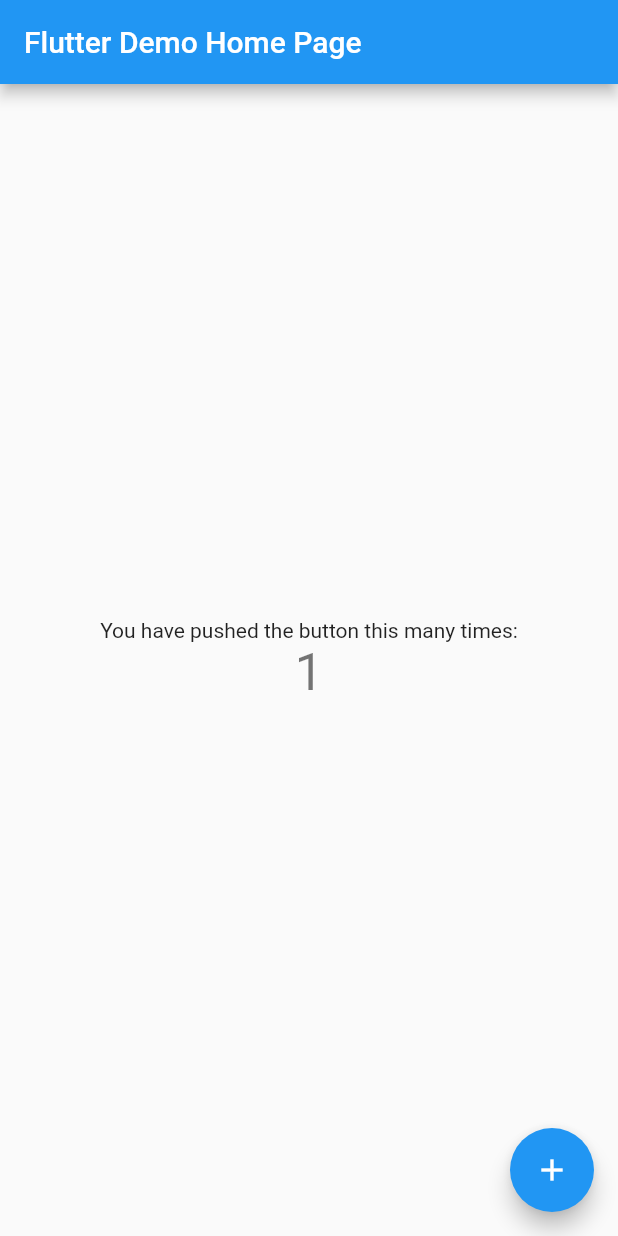
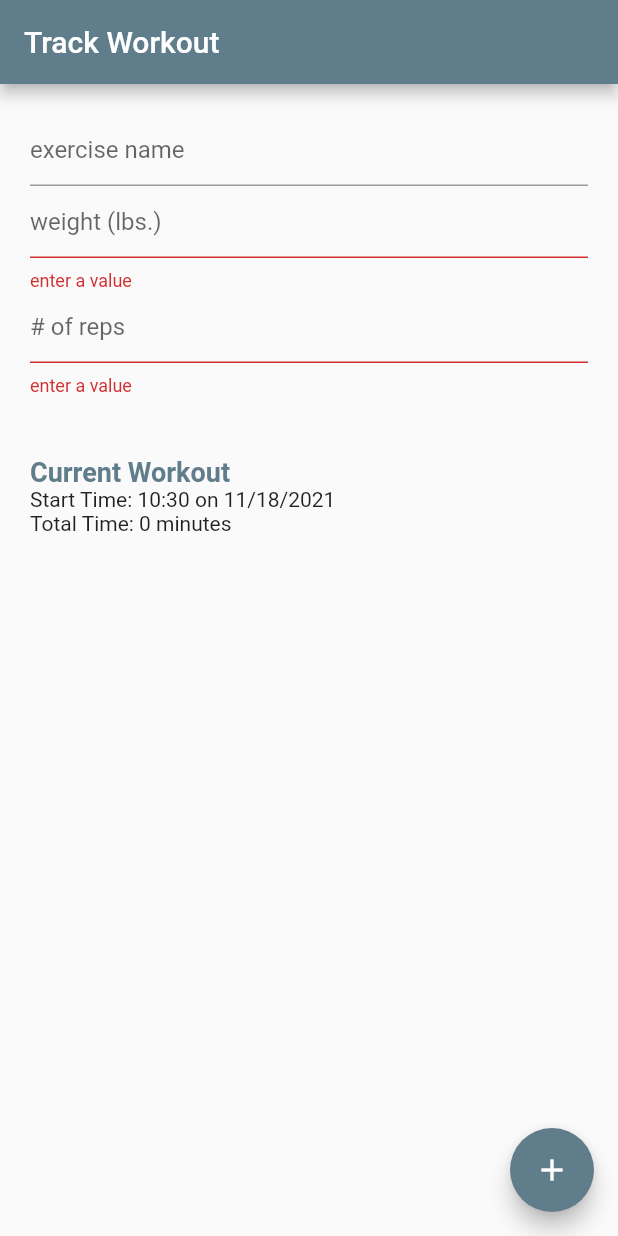
Before and after one commit to arnavpon/experimentor-for-exercise, a Flutter app: the screen it shows after launch, after a tap on the "add" icon, on a phone screen of 412 x 824 dp. Run offline on Flutter 3.47's test engine with Material 2 defaults, Android fonts, the phone set to English and light mode, and no system bars; our stand-ins replace drift, flutter_typeahead; accounts and stored records are empty; generated files the repository leaves out were written again.

Commit message:
added db, home screen, basic workout entry/display

```diff
--- a/lib/main.dart
+++ b/lib/main.dart
@@ -1,4 +1,5 @@
 import 'package:flutter/material.dart';
+import 'package:experimentor_for_exercise/views/screens/home_screen.dart';
 
 void main() {
   runApp(MyApp());
@@ -9,105 +10,12 @@
   @override
   Widget build(BuildContext context) {
     return MaterialApp(
-      title: 'Flutter Demo',
+      title: 'Exercise Companion',
       theme: ThemeData(
         // This is the theme of your application.
-        //
-        // Try running your application with "flutter run". You'll see the
-        // application has a blue toolbar. Then, without quitting the app, try
-        // changing the primarySwatch below to Colors.green and then invoke
-        // "hot reload" (press "r" in the console where you ran "flutter run",
-        // or simply save your changes to "hot reload" in a Flutter IDE).
-        // Notice that the counter didn't reset back to zero; the application
-        // is not restarted.
-        primarySwatch: Colors.blue,
+        primarySwatch: Colors.blueGrey,
       ),
-      home: MyHomePage(title: 'Flutter Demo Home Page'),
+      home: HomeScreen(),
     );
   }
 }
-
-class MyHomePage extends StatefulWidget {
-  MyHomePage({Key? key, required this.title}) : super(key: key);
-
-  // This widget is the home page of your application. It is stateful, meaning
-  // that it has a State object (defined below) that contains fields that affect
-  // how it looks.
-
-  // This class is the configuration for the state. It holds the values (in this
-  // case the title) provided by the parent (in this case the App widget) and
-  // used by the build method of the State. Fields in a Widget subclass are
-  // always marked "final".
-
-  final String title;
-
-  @override
-  _MyHomePageState createState() => _MyHomePageState();
-}
-
-class _MyHomePageState extends State<MyHomePage> {
-  int _counter = 0;
-
-  void _incrementCounter() {
-    setState(() {
-      // This call to setState tells the Flutter framework that something has
-      // changed in this State, which causes it to rerun the build method below
-      // so that the display can reflect the updated values. If we changed
-      // _counter without calling setState(), then the build method would not be
-      // called again, and so nothing would appear to happen.
-      _counter++;
-    });
-  }
-
-  @override
-  Widget build(BuildContext context) {
-    // This method is rerun every time setState is called, for instance as done
-    // by the _incrementCounter method above.
-    //
-    // The Flutter framework has been optimized to make rerunning build methods
-    // fast, so that you can just rebuild anything that needs updating rather
-    // than having to individually change instances of widgets.
-    return Scaffold(
-      appBar: AppBar(
-        // Here we take the value from the MyHomePage object that was created by
-        // the App.build method, and use it to set our appbar title.
-        title: Text(widget.title),
-      ),
-      body: Center(
-        // Center is a layout widget. It takes a single child and positions it
-        // in the middle of the parent.
-        child: Column(
-          // Column is also a layout widget. It takes a list of children and
-          // arranges them vertically. By default, it sizes itself to fit its
-          // children horizontally, and tries to be as tall as its parent.
-          //
-          // Invoke "debug painting" (press "p" in the console, choose the
-          // "Toggle Debug Paint" action from the Flutter Inspector in Android
-          // Studio, or the "Toggle Debug Paint" command in Visual Studio Code)
-          // to see the wireframe for each widget.
-          //
-          // Column has various properties to control how it sizes itself and
-          // how it positions its children. Here we use mainAxisAlignment to
-          // center the children vertically; the main axis here is the vertical
-          // axis because Columns are vertical (the cross axis would be
-          // horizontal).
-          mainAxisAlignment: MainAxisAlignment.center,
-          children: <Widget>[
-            Text(
-              'You have pushed the button this many times:',
-            ),
-            Text(
-              '$_counter',
-              style: Theme.of(context).textTheme.headline4,
-            ),
-          ],
-        ),
-      ),
-      floatingActionButton: FloatingActionButton(
-        onPressed: _incrementCounter,
-        tooltip: 'Increment',
-        child: Icon(Icons.add),
-      ), // This trailing comma makes auto-formatting nicer for build methods.
-    );
-  }
-}
--- /dev/null
+++ b/lib/models/database.dart
@@ -0,0 +1,102 @@
+import 'dart:developer';
+import 'package:drift/drift.dart';
+import 'package:drift/native.dart';
+import 'package:path_provider/path_provider.dart';
+import 'package:path/path.dart' as p;
+import 'dart:io' as io;
+
+part 'database.g.dart'; // for code generation
+
+/// High Level DB structure
+/// Workout > Exercise > Set > Repetition
+/// WORKOUT: collection of SETS done all together (within a specified timeframe)
+/// - no distinct table needed b/c workout is inferred from sets
+/// SET: a NUMBER of times that a specific WEIGHT is lifted (e.g. 100x3) in a specific way (the EXERCISE type)
+/// - the set is timestamped b/c it is the basic unit of reporting to the system
+/// - we aren't using "REPS" as a distinct table b/c a rep is just a number
+
+class WeightliftingExercises extends Table {
+  // Table that lists various types of exercises
+  IntColumn get id => integer().autoIncrement()();
+  TextColumn get name => text().customConstraint(
+      "NOT NULL UNIQUE")(); // name of exercise (should be unique)
+  // later on, may decide to add "muscle_groups_impacted" & other columns to run more interesting queries
+}
+
+class WeightliftingSets extends Table {
+  // Table containing each reported set during a workout
+  IntColumn get id => integer().autoIncrement()();
+  IntColumn get repetitions => integer()(); // number of reps
+  RealColumn get weight => real()(); // amount of weight
+  DateTimeColumn get timestamp => dateTime()(); // when value was reported
+  IntColumn get exercise => integer().customConstraint(
+      "NOT NULL references weightlifting_exercises (id)")(); // references exercise in Exercises table
+}
+
+LazyDatabase _openConnection() {
+  // asynchronously finds location of db file
+  return LazyDatabase(() async {
+    final dbFolder = await getApplicationDocumentsDirectory();
+    final file = io.File(p.join(dbFolder.path, 'db.sqlite'));
+    return NativeDatabase(file);
+  });
+}
+
+@DriftDatabase(tables: [WeightliftingExercises, WeightliftingSets])
+class MyDatabase extends _$MyDatabase {
+  MyDatabase()
+      : super(_openConnection()); // tell system in which file to store data
+  @override
+  int get schemaVersion => 1; // increment when you change table definitions
+
+  // Sets Table
+
+  Future<Iterable<WeightliftingSet>>
+      get allSetsSorted => (select(weightliftingSets)
+            ..orderBy([
+              (t) =>
+                  OrderingTerm(expression: t.timestamp, mode: OrderingMode.desc)
+            ]))
+          .get();
+
+  Future<int> addSet(WeightliftingSetsCompanion entry) {
+    return into(weightliftingSets).insert(entry);
+  }
+
+  Future<List<WeightliftingSet>> getSetsForWorkout(DateTime ts) {
+    // finds all sets performed within 2 hours of input timestamp
+    var lowerBound = ts.subtract(Duration(hours: 2)); // start time
+    return (select(weightliftingSets)
+          ..where((s) =>
+              s.timestamp.isBiggerOrEqualValue(lowerBound) &
+              s.timestamp.isSmallerOrEqualValue(ts))
+          ..orderBy([(t) => OrderingTerm(expression: t.timestamp)]))
+        .get();
+  }
+
+  // Exercise Table
+
+  Future<int> addExercise(WeightliftingExercisesCompanion entry) {
+    return into(weightliftingExercises).insert(entry);
+  }
+
+  Future<List<WeightliftingExercise>> get allExercises =>
+      select(weightliftingExercises).get();
+
+  Future<WeightliftingExercise> getExerciseById(int id) {
+    return (select(weightliftingExercises)
+          ..where((exercise) => exercise.id.equals(id)))
+        .getSingle();
+  }
+
+  Future<List<WeightliftingExercise>> getExercisesForName(String name) {
+    return (select(weightliftingExercises)
+          ..where((exercise) => exercise.name.equals(name)))
+        .get();
+  }
+
+  Stream<List<WeightliftingExercise>> watchExercises() {
+    return select(weightliftingExercises)
+        .watch(); // stream to keep track if exercise list changes
+  }
+}
--- /dev/null
+++ b/lib/shared/form_input_validator.dart
@@ -0,0 +1,61 @@
+import 'dart:developer';
+
+class BaseFormInputValidator {
+  // base validator
+  BaseFormInputValidator();
+
+  String? validateInput(String? input) {
+    // validates default form field input (ensures value is non-empty)
+    if (input == null || input.isEmpty) {
+      return "enter a value";
+    }
+    return null; // valid input
+  }
+}
+
+class StringFormInputValidator extends BaseFormInputValidator {
+  // for validating text inputs
+  StringFormInputValidator() : super();
+}
+
+class NumericalFormInputValidator extends BaseFormInputValidator {
+  // for validating numerical inputs (defaults to double value)
+  NumericalFormInputValidator() : super();
+
+  @override
+  String? validateInput(String? input) {
+    var _topLevelValidation = super.validateInput(input);
+    if (_topLevelValidation != null) {
+      // check return value of superclass first
+      return _topLevelValidation;
+    }
+    try {
+      double _ = double.parse(input!);
+    } catch (error) {
+      log(error.toString());
+      return "enter valid number"; // non-numerical entry
+    }
+    return null; // valid input
+  }
+}
+
+class IntegerFormInputValidator extends NumericalFormInputValidator {
+  // for validating integer inputs
+  IntegerFormInputValidator() : super();
+
+  @override
+  String? validateInput(String? input) {
+    var _topLevelValidation = super.validateInput(input);
+    if (_topLevelValidation != null) {
+      // check return value of superclass first
+      return _topLevelValidation;
+    }
+    try {
+      int _ = int.parse(input!);
+    } catch (error) {
+      log(error.toString());
+      return "enter a whole number";
+    }
+    return null; // valid input
+  }
+}
--- /dev/null
+++ b/lib/shared/string_helpers.dart
@@ -0,0 +1,8 @@
+extension StringExtensions on String {
+  String capitalize() {
+    var words = this.split(" ");
+    return words
+        .map((word) => "${word[0].toUpperCase()}${word.substring(1)}")
+        .join(" ");
+  }
+}
--- /dev/null
+++ b/lib/views/screens/home_screen.dart
@@ -0,0 +1,119 @@
+import 'dart:developer';
+
+import 'package:flutter/material.dart';
+import 'package:experimentor_for_exercise/models/database.dart';
+import 'package:experimentor_for_exercise/views/widgets/workout_summary.dart';
+import 'package:experimentor_for_exercise/views/widgets/exercise_autocompleter.dart';
+import 'package:experimentor_for_exercise/shared/form_input_validator.dart';
+
+class HomeScreen extends StatefulWidget {
+  const HomeScreen({Key? key}) : super(key: key);
+
+  @override
+  _HomeScreenState createState() => _HomeScreenState();
+}
+
+class _HomeScreenState extends State<HomeScreen> {
+  final GlobalKey<FormState> _formKey = GlobalKey<FormState>();
+  String _exercise = ""; // name of current exercise
+  int _repCount = 0;
+  double _weight = 0;
+
+  final _database = MyDatabase(); // single DB connection - provider?
+  final _weightFieldController = TextEditingController();
+
+  void _updateExercise(String value) {
+    // update function passed to child widget
+    this._exercise = value.toLowerCase();
+  }
+
+  Future _reportCompletedSet() async {
+    if (_formKey.currentState!.validate()) {
+      // validate form
+      _formKey.currentState!.save(); // save entries
+      log("Exercise: $_exercise | Weight: $_weight | Reps; $_repCount");
+
+      // write to db & udate UI
+      var matches = await _database.getExercisesForName(_exercise);
+      var _exerciseId;
+      if (matches.length == 0) {
+        // only add exercise -> db if it doesn't already exist
+        _exerciseId = await _database.addExercise(
+            WeightliftingExercisesCompanion.insert(name: _exercise));
+      } else if (matches.length == 1) {
+        _exerciseId = matches.first.id;
+      } else {
+        throw ("Error: more than 1 exercise found with that name!");
+      }
+
+      await _database.addSet(WeightliftingSetsCompanion.insert(
+          repetitions: _repCount,
+          weight: _weight,
+          timestamp: DateTime.now(),
+          exercise: _exerciseId)); // add set -> db
+      var sets = await _database.allSetsSorted; // ***
+      log(sets.toString()); // ***
+
+      setState(() {
+        // This call to setState tells the Flutter framework that something has
+        // changed in this State, which causes it to rerun the build method below
+        // so that the display can reflect the updated values.
+        // logic inside here is called BEFORE rebuilding widget
+        _formKey.currentState!.reset(); // reset UI
+      });
+    }
+  }
+
+  @override
+  Widget build(BuildContext context) {
+    this._weightFieldController.text = this._exercise.isEmpty
+        ? ""
+        : "$_weight"; // reset value of "weight" field w/ last entered weight
+    return Scaffold(
+      appBar: AppBar(
+        title: Text("Track Workout"),
+      ),
+      body: Column(
+        mainAxisAlignment: MainAxisAlignment.start,
+        children: <Widget>[
+          Form(
+              key: _formKey,
+              child: Padding(
+                padding: EdgeInsets.symmetric(horizontal: 20, vertical: 20),
+                child: Column(
+                  children: <Widget>[
+                    ExerciseAutocompleter(
+                      _database,
+                      _updateExercise,
+                      defaultText: _exercise,
+                    ),
+                    TextFormField(
+                      controller: _weightFieldController,
+                      decoration:
+                          const InputDecoration(hintText: "weight (lbs.)"),
+                      validator: NumericalFormInputValidator().validateInput,
+                      onSaved: (String? value) {
+                        _weight = double.parse(value!);
+                      },
+                    ),
+                    TextFormField(
+                      decoration: const InputDecoration(hintText: "# of reps"),
+                      validator: IntegerFormInputValidator().validateInput,
+                      onSaved: (String? value) {
+                        _repCount = int.parse(value!);
+                      },
+                    ),
+                  ],
+                ),
+              )),
+          WorkoutSummaryWidget(_database),
+        ],
+      ),
+      floatingActionButton: FloatingActionButton(
+        onPressed: _reportCompletedSet,
+        tooltip: 'Enter Set',
+        child: Icon(Icons.add),
+      ), // This trailing comma makes auto-formatting nicer for build methods.
+    );
+  }
+}
--- /dev/null
+++ b/lib/views/widgets/exercise_autocompleter.dart
@@ -0,0 +1,62 @@
+import 'dart:developer';
+import 'package:flutter/material.dart';
+import 'package:experimentor_for_exercise/models/database.dart';
+import 'package:flutter_typeahead/flutter_typeahead.dart';
+import 'package:experimentor_for_exercise/shared/form_input_validator.dart';
+
+class ExerciseAutocompleter extends StatelessWidget {
+  final TextEditingController _controller = TextEditingController();
+  final MyDatabase _database;
+  final _updateName;
+  final String _defaultText; // so we can pass in a default
+
+  ExerciseAutocompleter(this._database, this._updateName,
+      {Key? key, String defaultText = ""})
+      : this._defaultText = defaultText,
+        super(key: key);
+
+  Future<Iterable<WeightliftingExercise>> _fetchExercises(String input) async {
+    if (input.trim().isEmpty) {
+      return <
+          WeightliftingExercise>[]; // wait until user starts typing before suggesting
+    }
+    var _exerciseList = await this._database.allExercises; // *** use provider
+    return _exerciseList.where((WeightliftingExercise exercise) {
+      return exercise.name.toLowerCase().contains(input.toLowerCase());
+    });
+  }
+
+  static String _displayExerciseForOption(String exercise) =>
+      exercise.toUpperCase(); // value that is displayed in autocomplete list
+
+  @override
+  Widget build(BuildContext context) {
+    this._controller.text =
+        _defaultText; // set exercise name if it is passed in
+    return TypeAheadFormField(
+      textFieldConfiguration: TextFieldConfiguration(
+          controller: this._controller,
+          decoration: InputDecoration(hintText: "exercise name")),
+      suggestionsCallback: (String input) async {
+        return await _fetchExercises(input);
+      },
+      itemBuilder: (context, suggestion) {
+        String exercise = (suggestion == null)
+            ? ""
+            : (suggestion as WeightliftingExercise).name; // get exercise name
+        return ListTile(title: Text(_displayExerciseForOption(exercise)));
+      },
+      onSuggestionSelected: (suggestion) {
+        log("selected option: $suggestion");
+        this._controller.text = (suggestion == null)
+            ? ""
+            : (suggestion as WeightliftingExercise)
+                .name; // set the text value w/ the suggestion
+      },
+      validator: StringFormInputValidator().validateInput,
+      onSaved: (String? value) {
+        this._updateName(value!);
+      },
+    );
+  }
+}
--- /dev/null
+++ b/lib/views/widgets/workout_summary.dart
@@ -0,0 +1,123 @@
+import 'dart:developer';
+import 'package:flutter/material.dart';
+import 'package:experimentor_for_exercise/models/database.dart';
+import "package:experimentor_for_exercise/shared/string_helpers.dart";
+
+// shows salient information for workout
+
+class WorkoutSummaryWidget extends StatefulWidget {
+  final MyDatabase _database;
+  const WorkoutSummaryWidget(this._database, {Key? key}) : super(key: key);
+
+  @override
+  _WorkoutSummaryWidgetState createState() => _WorkoutSummaryWidgetState();
+}
+
+class _WorkoutSummaryWidgetState extends State<WorkoutSummaryWidget> {
+  int _totalTime = 0;
+  DateTime _startTime = DateTime.now();
+  DateTime _endTime = DateTime.now();
+  var _setsByExercise = Map<String, List<WeightliftingSet>>();
+
+  bool _isCurrentWorkout() {
+    /// checks if the most recent workout is in the past, or currently taking place
+    return !(DateTime.now().difference(_startTime) >= Duration(hours: 2));
+  }
+
+  Future<List<WeightliftingSet>> _getWorkout() async {
+    log("\n[WSWidget] getWorkout... All sets:");
+    var _db = widget._database;
+    var sets = await _db
+        .allSetsSorted; // memory intensive when you have enough sets, pull as stream?
+    log(sets.toString());
+    if (sets.isNotEmpty) {
+      var lastSetTime = sets.first.timestamp;
+      var workout = await widget._database.getSetsForWorkout(lastSetTime);
+      log(workout.toString());
+      _startTime = workout.first.timestamp; // ts for first set in workout
+      _endTime = workout.last.timestamp; // ts for last set in workout
+      _totalTime = _isCurrentWorkout()
+          ? DateTime.now().difference(_startTime).inMinutes
+          : _endTime
+              .difference(_startTime)
+              .inMinutes; // total workout time depends on whether it is a current or old workout
+      _setsByExercise = _sortWorkoutByExercise(workout);
+      return workout;
+    }
+    return [];
+  }
+
+  Map<String, List<WeightliftingSet>> _sortWorkoutByExercise(
+      List<WeightliftingSet> workout) {
+    var _sets = Map<String, List<WeightliftingSet>>();
+    workout.forEach((WeightliftingSet set) async {
+      var exercise = await widget._database.getExerciseById(set.exercise);
+      _setsByExercise.update(exercise.name, (value) {
+        value.add(set);
+        return value;
+      }, ifAbsent: () => [set]);
+    });
+    return _sets;
+  }
+
+  List<ListTile> _getTileForExercise() {
+    log("[WorkoutSummaryWidget] getting tile for exercise...");
+    List<ListTile> tiles = <ListTile>[];
+    _setsByExercise.forEach((exercise, sets) {
+      double _totalWeight = 0;
+      String postfix = (sets.length > 1) ? "sets" : "set";
+      log("\n$exercise");
+      sets.forEach((set) {
+        // aggregate total weight lifted by exercise
+        log(set.toJsonString());
+        _totalWeight += set.weight * set.repetitions;
+      });
+      tiles.add(ListTile(
+        title: Text(
+          exercise.capitalize(),
+          style: TextStyle(fontWeight: FontWeight.bold),
+        ),
+        subtitle:
+            Text("Total Weight: $_totalWeight lbs. in ${sets.length} $postfix"),
+      ));
+    });
+    return tiles;
+  }
+
+  @override
+  Widget build(BuildContext context) {
+    return FutureBuilder<List<WeightliftingSet>>(
+        future: _getWorkout(),
+        builder: (context, AsyncSnapshot snapshot) {
+          if (!snapshot.hasData) {
+            return CircularProgressIndicator();
+          } else {
+            return Padding(
+                padding: EdgeInsets.symmetric(vertical: 20),
+                child: Padding(
+                    padding: EdgeInsets.symmetric(horizontal: 20),
+                    child: Column(
+                        crossAxisAlignment: CrossAxisAlignment.start,
+                        children: <Widget>[
+                          Text(
+                            _isCurrentWorkout()
+                                ? "Current Workout"
+                                : "Last Workout",
+                            style: TextStyle(
+                                color: Colors.blueGrey,
+                                fontWeight: FontWeight.bold,
+                                fontSize: 18),
+                          ),
+                          Text(
+                              "Start Time: ${_startTime.hour}:${_startTime.minute} on ${_startTime.month}/${_startTime.day}/${_startTime.year}"),
+                          Text("Total Time: $_totalTime minutes"),
+                          ListView(
+                            scrollDirection: Axis.vertical,
+                            shrinkWrap: true,
+                            children: _getTileForExercise(),
+                          ),
+                        ])));
+          }
+        });
+  }
+}
```
Also changed, not shown: pubspec.yaml (+12 -2 lines), lib/models/database.g.dart (added), pubspec.lock, 8 other files.
